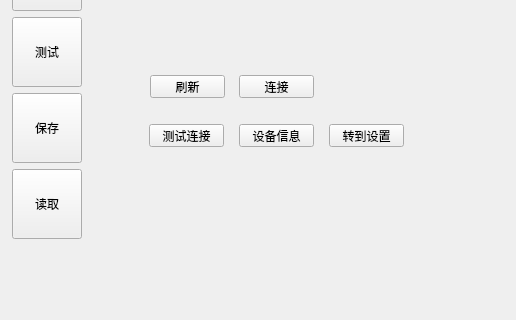
This is MainUI/mainwidget.ui in Mr-tang0/MINIMTS as Qt 5 draws it before an edit; both pictures show x 0 to 516 and y 147 to 467 of the 1047 by 619 pixel window. The edited form follows.
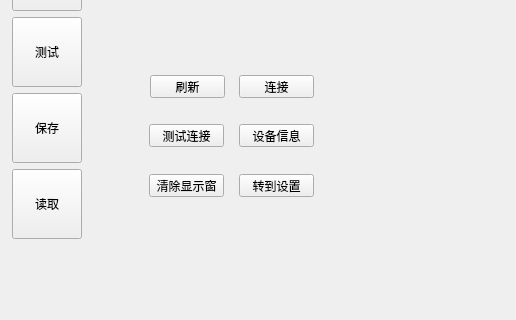
This is the edited form. The open tabs and pages were chosen to show the change. Custom widgets are drawn as their Qt base class.

Patch:
```diff
--- a/MainUI/mainwidget.ui
+++ b/MainUI/mainwidget.ui
@@ -168,8 +168,8 @@
       <widget class="QPushButton" name="toSet">
        <property name="geometry">
         <rect>
-         <x>240</x>
-         <y>260</y>
+         <x>150</x>
+         <y>310</y>
          <width>75</width>
          <height>23</height>
         </rect>
@@ -206,6 +206,19 @@
         </item>
        </layout>
       </widget>
+      <widget class="QPushButton" name="clearWin">
+       <property name="geometry">
+        <rect>
+         <x>60</x>
+         <y>310</y>
+         <width>75</width>
+         <height>23</height>
+        </rect>
+       </property>
+       <property name="text">
+        <string>清除显示窗</string>
+       </property>
+      </widget>
       <widget class="QComboBox" name="portName">
        <property name="geometry">
         <rect>
```
Left out of the diff: 23 changed lines with no effect on the pictures.
